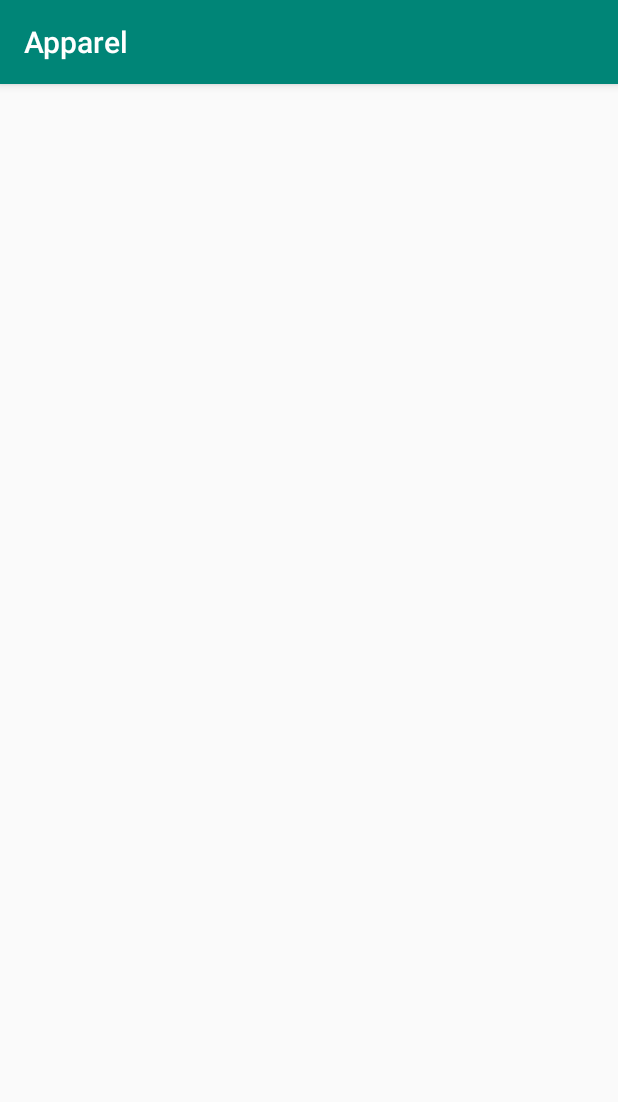
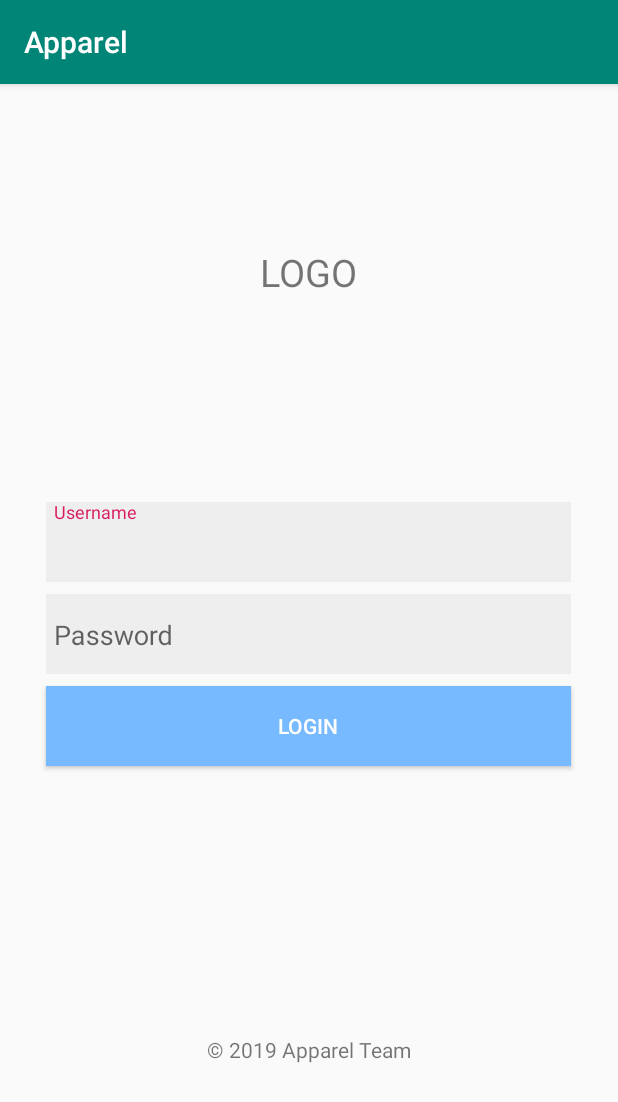
Before and after one commit to DekArik45/Apparel, an Android app: the LoginActivity screen opened directly, with no data from a screen before it, on a phone screen of 412 x 824 dp. Shown: the top 1102 px of the screen. Run offline under Robolectric (Android 15) with nearby library versions, the phone set to English and light mode, and no system bars.

Commit message:
01.55 AM Login added by gusade

```diff
--- a/app/src/main/res/layout/activity_login.xml
+++ b/app/src/main/res/layout/activity_login.xml
@@ -6,4 +6,101 @@
     android:layout_height="match_parent"
     tools:context=".LoginActivity">
 
+
+    <TextView
+        android:id="@+id/login_logo"
+        android:layout_width="wrap_content"
+        android:layout_height="34dp"
+        android:layout_marginStart="8dp"
+        android:layout_marginTop="108dp"
+        android:layout_marginEnd="8dp"
+        android:text="LOGO"
+        android:textSize="25sp"
+        app:layout_constraintEnd_toEndOf="parent"
+        app:layout_constraintHorizontal_bias="0.498"
+        app:layout_constraintStart_toStartOf="parent"
+        app:layout_constraintTop_toTopOf="parent" />
+
+    <android.support.design.widget.TextInputLayout
+        android:id="@+id/login_username"
+        android:layout_width="350dp"
+        android:layout_height="53dp"
+        android:layout_marginStart="8dp"
+        android:layout_marginEnd="8dp"
+        android:layout_marginBottom="8dp"
+        android:background="#EEEEEE"
+        app:layout_constraintBottom_toBottomOf="parent"
+        app:layout_constraintEnd_toEndOf="parent"
+        app:layout_constraintHorizontal_bias="0.488"
+        app:layout_constraintStart_toStartOf="parent"
+        app:layout_constraintTop_toBottomOf="@+id/login_logo"
+        app:layout_constraintVertical_bias="0.242">
+
+        <android.support.design.widget.TextInputEditText
+            android:layout_width="match_parent"
+            android:layout_height="wrap_content"
+            android:layout_gravity="center"
+            android:background="#EEEEEE"
+            android:hint="Username"
+            android:padding="5dp" />
+    </android.support.design.widget.TextInputLayout>
+
+    <android.support.design.widget.TextInputLayout
+        android:id="@+id/login_password"
+        android:layout_width="350dp"
+        android:layout_height="53dp"
+        android:layout_marginStart="8dp"
+        android:layout_marginTop="8dp"
+        android:layout_marginEnd="8dp"
+        android:layout_marginBottom="8dp"
+        android:background="#EEEEEE"
+        app:layout_constraintBottom_toBottomOf="parent"
+        app:layout_constraintEnd_toEndOf="parent"
+        app:layout_constraintHorizontal_bias="0.488"
+        app:layout_constraintStart_toStartOf="parent"
+        app:layout_constraintTop_toBottomOf="@+id/login_username"
+        app:layout_constraintVertical_bias="0.0">
+
+        <android.support.design.widget.TextInputEditText
+            android:layout_width="match_parent"
+            android:layout_height="wrap_content"
+            android:layout_gravity="center"
+            android:background="#EEEEEE"
+            android:hint="Password"
+            android:padding="5dp" />
+    </android.support.design.widget.TextInputLayout>
+
+    <Button
+        android:id="@+id/login_button"
+        android:layout_width="350dp"
+        android:layout_height="53dp"
+        android:layout_marginStart="8dp"
+        android:layout_marginTop="8dp"
+        android:layout_marginEnd="8dp"
+        android:layout_marginBottom="8dp"
+        android:background="#77BAFF"
+        android:text="LOGIN"
+        android:textColor="#FFFFFF"
+        app:layout_constraintBottom_toBottomOf="parent"
+        app:layout_constraintEnd_toEndOf="parent"
+        app:layout_constraintHorizontal_bias="0.488"
+        app:layout_constraintStart_toStartOf="parent"
+        app:layout_constraintTop_toBottomOf="@+id/login_password"
+        app:layout_constraintVertical_bias="0.0" />
+
+    <TextView
+        android:id="@+id/login_copyright"
+        android:layout_width="wrap_content"
+        android:layout_height="20dp"
+        android:layout_marginStart="8dp"
+        android:layout_marginEnd="8dp"
+        android:layout_marginBottom="8dp"
+        android:text="© 2019 Apparel Team"
+        app:layout_constraintBottom_toBottomOf="parent"
+        app:layout_constraintEnd_toEndOf="parent"
+        app:layout_constraintStart_toStartOf="parent"
+        app:layout_constraintTop_toBottomOf="@+id/login_button"
+        app:layout_constraintVertical_bias="0.628" />
+
+
 </android.support.constraint.ConstraintLayout>
--- a/build.gradle
+++ b/build.gradle
@@ -7,7 +7,7 @@ buildscript {
 
     }
     dependencies {
-        classpath 'com.android.tools.build:gradle:3.3.0'
+        classpath 'com.android.tools.build:gradle:3.4.0'
 
         // NOTE: Do not place your application dependencies here; they belong
         // in the individual module build.gradle files
```
Also changed, not shown: gradle/wrapper/gradle-wrapper.properties.
